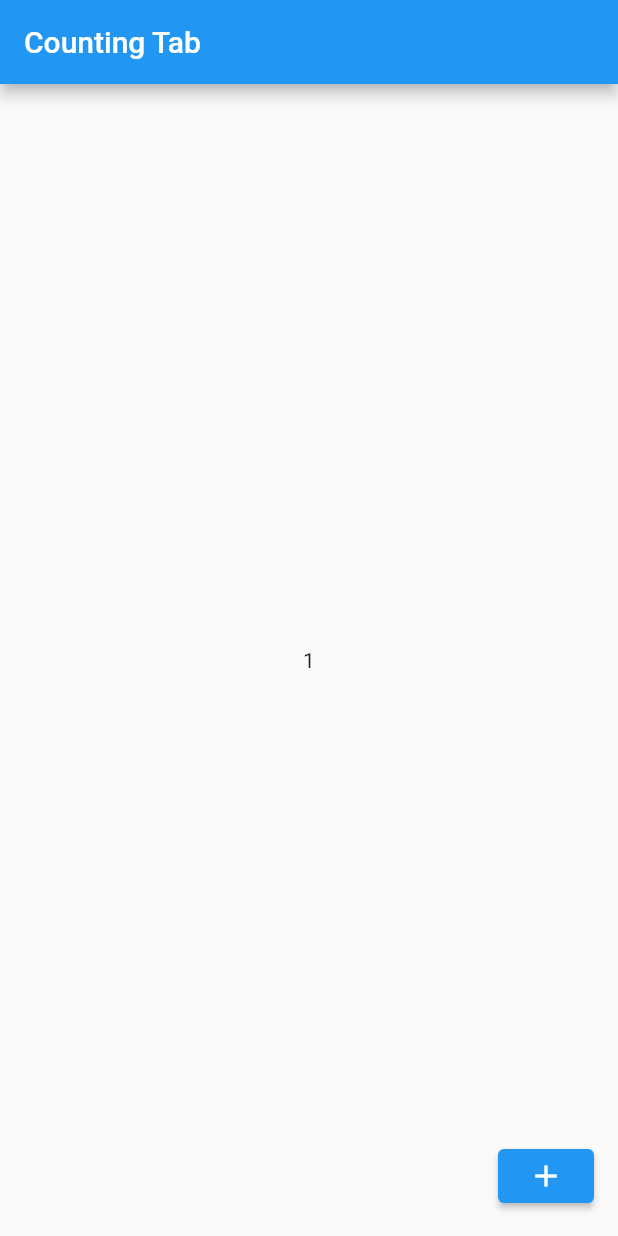
After one commit to taitranomi/seta_flutter, a Flutter app: the screen it shows after launch, after a tap on the "add" icon, on a phone screen of 412 x 824 dp. The commit adds this screen. Run offline on Flutter 3.47's test engine with Material 2 defaults, Android fonts, the light colour scheme and no system bars; our stand-ins replace get.

Commit message:
2nd pushing

```diff
--- /dev/null
+++ b/lib/feature/counting/counting_master.dart
@@ -0,0 +1,19 @@
+import 'package:flutter/material.dart';
+
+class CountingMaster extends InheritedWidget {
+  const CountingMaster(this.count, this.child) : super(child: child);
+
+  final Widget child;
+
+  final int count;
+
+  static CountingMaster of(BuildContext context) {
+    return context.dependOnInheritedWidgetOfExactType<CountingMaster>()!;
+  }
+
+  @override
+  bool updateShouldNotify(CountingMaster oldWidget) {
+    // TODO: implement updateShouldNotify
+    return oldWidget.count != count;
+  }
+}
--- a/lib/feature/counting/counting_view.dart
+++ b/lib/feature/counting/counting_view.dart
@@ -1,6 +1,8 @@
 import 'package:flutter/material.dart';
 import 'package:get/get.dart';
 import 'package:seta_flutter/feature/counting/counting_controller.dart';
+
+import 'counting_master.dart';
 
 class CountingView extends StatelessWidget {
   final CountingController _countingController = Get.put(CountingController());
@@ -9,7 +11,16 @@ class CountingView extends StatelessWidget {
   Widget build(BuildContext context) {
     return Scaffold(
       appBar: AppBar(title: Text('Counting Tab')),
-      body: Center(child: Obx(() => Text('${_countingController.count}'))),
+      body: Obx(() => CountingMaster(
+        _countingController.count.toInt(),
+        Builder(
+          builder: (BuildContext innerContext) {
+            return Center(
+              child: Text(CountingMaster.of(innerContext).count.toString()),
+            );
+          }
+        )
+      )),
       floatingActionButton: ElevatedButton(onPressed: _countingController.increase, child: Icon(Icons.add),)
     );
   }
```
